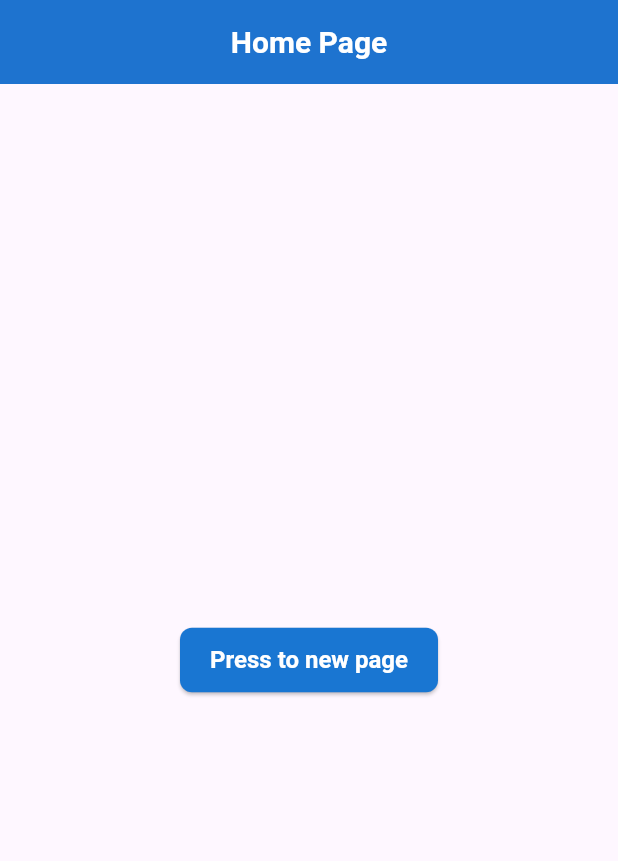
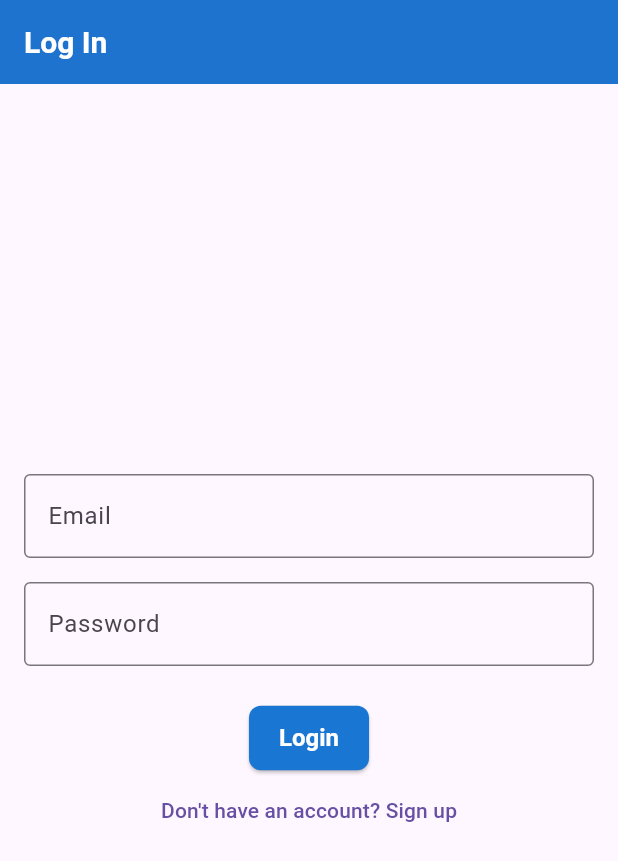
Before and after one commit to Soorya2002/counter_app, a Flutter app: the screen it shows after launch, on a phone screen of 412 x 824 dp. Shown: the top 861 px of the screen. Run offline on Flutter 3.47's test engine with Material 3 defaults, Android fonts, the phone set to English and light mode, and no system bars; our stand-ins replace dio, flutter_secure_storage, go_router; accounts and stored records are empty.

Commit message:
authentication and local storage

```diff
--- a/lib/core/router/router.dart
+++ b/lib/core/router/router.dart
@@ -1,3 +1,5 @@
+import 'package:counter_app/features/authentication/presentation/login_screen.dart';
+import 'package:counter_app/features/authentication/presentation/signup_screen.dart';
 import 'package:counter_app/features/counter/models/counter_model.dart';
 import 'package:counter_app/features/counter/presentation/screens/counter_detail.dart';
 import 'package:counter_app/features/counter/presentation/screens/counter_screen.dart';
@@ -8,6 +10,16 @@ final GoRouter appRouter = GoRouter(
   initialLocation: '/',
   routes: [
     GoRoute(path: '/', name: 'home', builder: (context, state) => HomeScreen()),
+    GoRoute(
+      path: '/login',
+      name: 'login',
+      builder: (context, state) => LoginScreen(),
+    ),
+    GoRoute(
+      path: '/signup',
+      name: 'signup',
+      builder: (context, state) => SignupScreen(),
+    ),
     GoRoute(
       path: '/counter',
       name: 'counter',
--- /dev/null
+++ b/lib/features/authentication/data/models/user_model.dart
@@ -0,0 +1,46 @@
+// To parse this JSON data, do
+//
+//     final userModel = userModelFromJson(jsonString);
+
+import 'dart:convert';
+
+UserModel userModelFromJson(String str) => UserModel.fromJson(json.decode(str));
+
+String userModelToJson(UserModel data) => json.encode(data.toJson());
+
+class UserModel {
+  String? message;
+  User? user;
+  String? token;
+
+  UserModel({this.message, this.user, this.token});
+
+  factory UserModel.fromJson(Map<String, dynamic> json) => UserModel(
+    message: json["message"],
+    user: json["user"] == null ? null : User.fromJson(json["user"]),
+    token: json["token"],
+  );
+
+  Map<String, dynamic> toJson() => {
+    "message": message,
+    "user": user?.toJson(),
+    "token": token,
+  };
+}
+
+class User {
+  String? id;
+  String? username;
+  String? email;
+
+  User({this.id, this.username, this.email});
+
+  factory User.fromJson(Map<String, dynamic> json) =>
+      User(id: json["id"], username: json["username"], email: json["email"]);
+
+  Map<String, dynamic> toJson() => {
+    "id": id,
+    "username": username,
+    "email": email,
+  };
+}
--- /dev/null
+++ b/lib/features/authentication/data/services/auth_services.dart
@@ -0,0 +1,31 @@
+import 'package:counter_app/core/utils/urls.dart';
+import 'package:dio/dio.dart';
+
+class AuthServices {
+  final Dio _dio = Dio();
+
+  // Register
+  Future<Response> register({
+    required String username,
+    required String email,
+    required String password,
+  }) async {
+    final Response response = await _dio.post(
+      Urls.baseUrl + Urls.register,
+      data: {"username": username, "email": email, "password": password},
+    );
+    return response;
+  }
+
+  // Login
+  Future<Response> login({
+    required String email,
+    required String password,
+  }) async {
+    final Response response = await _dio.post(
+      Urls.baseUrl + Urls.login,
+      data: {"email": email, "password": password},
+    );
+    return response;
+  }
+}
--- /dev/null
+++ b/lib/features/authentication/presentation/login_screen.dart
@@ -0,0 +1,83 @@
+import 'package:counter_app/features/authentication/viewmodel/auth_provider.dart';
+import 'package:flutter/material.dart';
+import 'package:go_router/go_router.dart';
+import 'package:provider/provider.dart';
+
+class LoginScreen extends StatefulWidget {
+  const LoginScreen({super.key});
+
+  @override
+  State<LoginScreen> createState() => _LoginScreenState();
+}
+
+class _LoginScreenState extends State<LoginScreen> {
+  final TextEditingController emailController = TextEditingController();
+  final TextEditingController passwordController = TextEditingController();
+  final GlobalKey<FormState> _formKey = GlobalKey<FormState>();
+
+  @override
+  Widget build(BuildContext context) {
+    return Scaffold(
+      appBar: AppBar(title: Text('Log In')),
+      body: Padding(
+        padding: const EdgeInsets.all(16.0),
+        child: Form(
+          key: _formKey,
+          child: Column(
+            mainAxisAlignment: MainAxisAlignment.center,
+            children: [
+              TextFormField(
+                controller: emailController,
+                decoration: InputDecoration(
+                  labelText: 'Email',
+                  border: OutlineInputBorder(), // Adds border
+                ),
+                keyboardType: TextInputType.emailAddress,
+                validator: (value) {
+                  if (value == null || value.isEmpty) {
+                    return 'Please enter your email';
+                  }
+                  return null;
+                },
+              ),
+              SizedBox(height: 16),
+              TextFormField(
+                controller: passwordController,
+                decoration: InputDecoration(
+                  labelText: 'Password',
+                  border: OutlineInputBorder(), // Adds border
+                ),
+                obscureText: true,
+                validator: (value) {
+                  if (value == null || value.isEmpty) {
+                    return 'Please enter your password';
+                  }
+                  return null;
+                },
+              ),
+              SizedBox(height: 24),
+              ElevatedButton(
+                onPressed: () {
+                  if (_formKey.currentState!.validate()) {
+                    context.read<AuthProvider>().login(
+                      context,
+                      email: emailController.text,
+                      password: passwordController.text,
+                    );
+                  }
+                },
+                child: Text('Login'),
+              ),
+              TextButton(
+                onPressed: () {
+                  context.pushNamed('signup');
+                },
+                child: Text('Don\'t have an account? Sign up'),
+              ),
+            ],
+          ),
+        ),
+      ),
+    );
+  }
+}
--- /dev/null
+++ b/lib/features/authentication/viewmodel/auth_provider.dart
@@ -0,0 +1,76 @@
+import 'dart:developer';
+
+import 'package:counter_app/core/utils/storage_services.dart';
+import 'package:counter_app/features/authentication/data/models/user_model.dart';
+import 'package:counter_app/features/authentication/data/services/auth_services.dart';
+import 'package:flutter/material.dart';
+import 'package:go_router/go_router.dart';
+
+class AuthProvider extends ChangeNotifier {
+  UserModel? _user;
+  UserModel? get user => _user;
+
+  // Register
+  Future<void> register(
+    BuildContext context, {
+    required String username,
+    required String email,
+    required String password,
+  }) async {
+    try {
+      final response = await AuthServices().register(
+        username: username,
+        email: email,
+        password: password,
+      );
+      if (response.statusCode == 201) {
+        _user = UserModel.fromJson(response.data);
+        // store user data locally
+        await StorageServices().saveUserData(user: _user!);
+        log('Registered successfully.');
+        // ignore: use_build_context_synchronously
+        context.goNamed('counter');
+      }
+    } catch (e) {
+      log(e.toString());
+    }
+  }
+
+  // Login
+  Future<void> login(
+    BuildContext context, {
+    required String email,
+    required String password,
+  }) async {
+    try {
+      final response = await AuthServices().login(
+        email: email,
+        password: password,
+      );
+      if (response.statusCode == 200) {
+        log('Logged in successfully.');
+
+        _user = UserModel.fromJson(response.data);
+
+        //store user data locally
+        await StorageServices().saveUserData(user: _user!);
+
+        // retrieve stored user data to verify it is saved
+        UserModel? storedUser = await StorageServices().getUserData();
+        // ignore: use_build_context_synchronously
+        context.goNamed('counter');
+
+        if (storedUser != null) {
+          log(" Stored user data retrieved:");
+          log(" Username: ${storedUser.user?.username ?? ""}");
+          log(" Email: ${storedUser.user?.email ?? ""}");
+          log(" Token: ${storedUser.token}");
+        } else {
+          log(" No user data found in storage!");
+        }
+      }
+    } catch (e) {
+      log(e.toString());
+    }
+  }
+}
--- a/lib/features/home/home_screen.dart
+++ b/lib/features/home/home_screen.dart
@@ -1,26 +1,47 @@
+import 'package:counter_app/core/utils/storage_services.dart';
+import 'package:counter_app/features/authentication/data/models/user_model.dart';
 import 'package:flutter/material.dart';
 import 'package:go_router/go_router.dart';
 
-class HomeScreen extends StatelessWidget {
+class HomeScreen extends StatefulWidget {
   const HomeScreen({super.key});
+
+  @override
+  State<HomeScreen> createState() => _HomeScreenState();
+}
+
+class _HomeScreenState extends State<HomeScreen> {
+  @override
+  void initState() {
+    _checkUserToken();
+    super.initState();
+  }
+
+  // check user token already exists
+  Future<void> _checkUserToken() async {
+    UserModel? user = await StorageServices().getUserData();
+    if (user != null) {
+      if (user.token != null) {
+        if (mounted) {
+          context.goNamed('counter');
+        }
+      }
+    } else {
+      if (mounted) {
+        context.goNamed('login');
+      }
+    }
+  }
 
   @override
   Widget build(BuildContext context) {
     return Scaffold(
-      appBar: AppBar(title: Center(child: Text('Home Page'))),
-      body: Column(
-        mainAxisAlignment: MainAxisAlignment.center,
-        children: [
-          Center(
-            child: ElevatedButton(
-              onPressed: () {
-                context.pushNamed('counter');
-              },
-              child: Text('Press to new page'),
-            ),
-          ),
-        ],
+      appBar: AppBar(
+        title: Text('Home Page'),
+        centerTitle: true,
+        automaticallyImplyLeading: false,
       ),
+      body: Center(child: CircularProgressIndicator()),
     );
   }
 }
--- a/lib/main.dart
+++ b/lib/main.dart
@@ -1,5 +1,6 @@
 import 'package:counter_app/core/router/router.dart';
 import 'package:counter_app/core/theme/theme.dart';
+import 'package:counter_app/features/authentication/viewmodel/auth_provider.dart';
 import 'package:counter_app/features/counter/provider/counter_provider.dart';
 import 'package:flutter/material.dart';
 import 'package:provider/provider.dart';
@@ -7,7 +8,10 @@ import 'package:provider/provider.dart';
 void main() {
   runApp(
     MultiProvider(
-      providers: [ChangeNotifierProvider(create: (_) => CounterProvider())],
+      providers: [
+        ChangeNotifierProvider(create: (_) => CounterProvider()),
+        ChangeNotifierProvider(create: (_) => AuthProvider()),
+      ],
       child: const MyApp(),
     ),
   );
--- a/pubspec.yaml
+++ b/pubspec.yaml
@@ -37,6 +37,7 @@ dependencies:
   go_router: ^14.8.1
   provider: ^6.1.2
   dio: ^5.8.0+1
+  flutter_secure_storage: ^9.2.4
 
 dev_dependencies:
   flutter_test:
```
Also changed, not shown: lib/core/utils/storage_services.dart (added, +28 -0 lines), lib/core/utils/urls.dart (added, +9 -0 lines), lib/features/authentication/presentation/signup_screen.dart (added, +99 -0 lines), lib/features/counter/services/counter_services.dart (+5 -6 lines), pubspec.lock, 5 other files.
